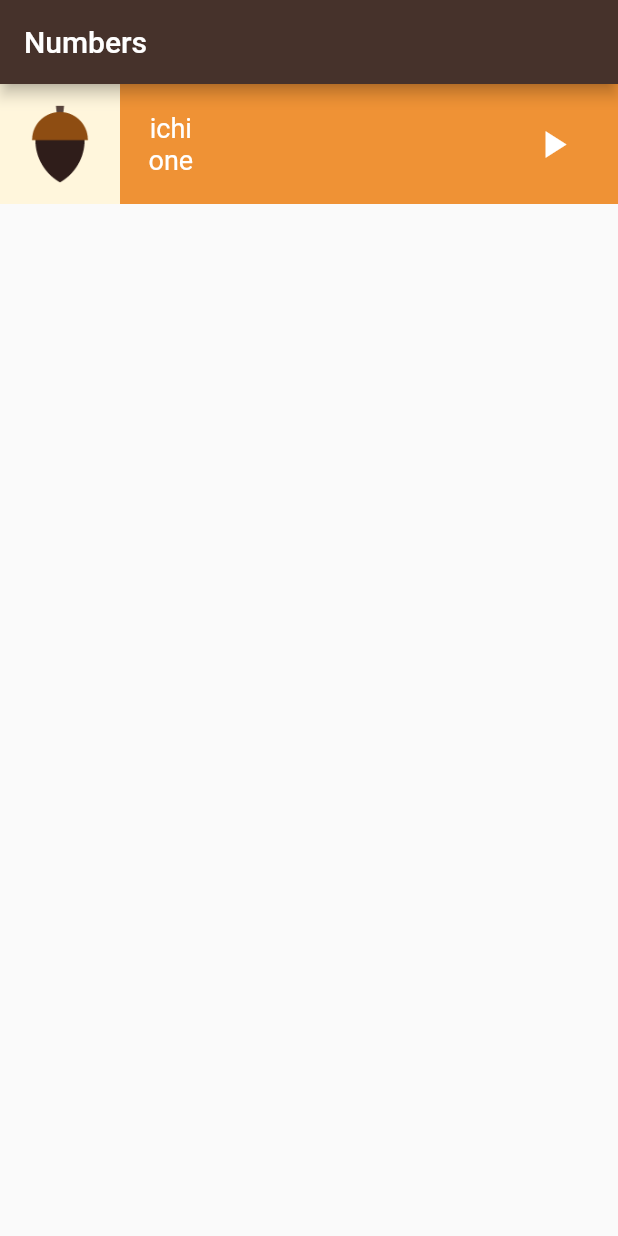
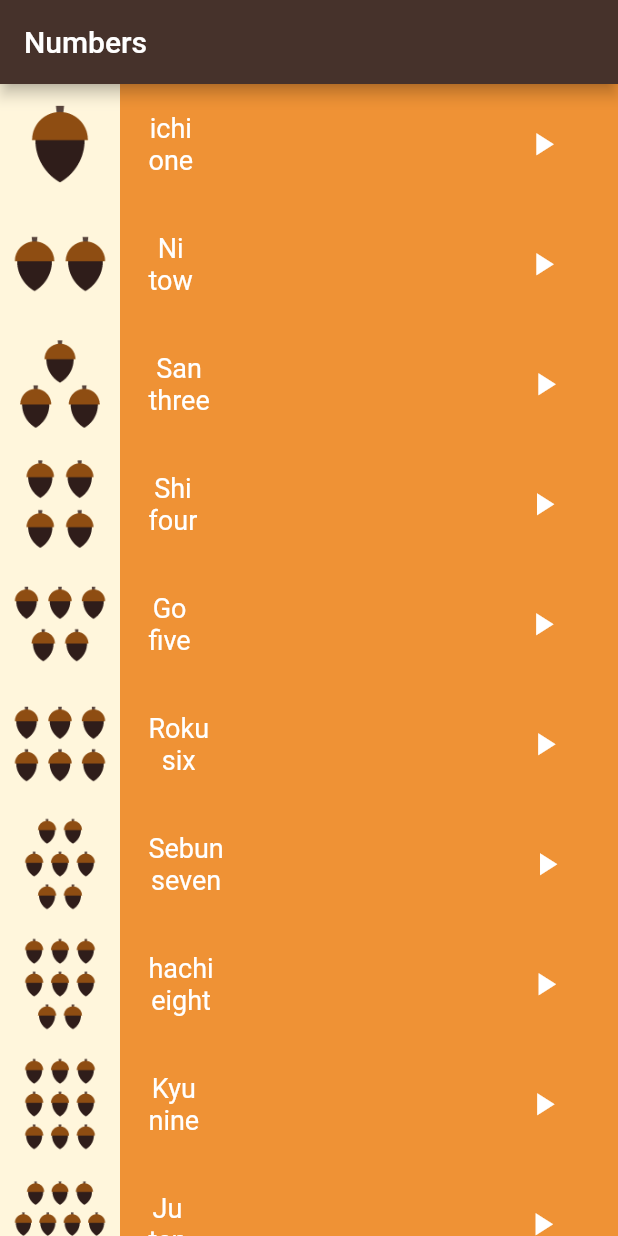
Before and after one commit to Hazem12Bakr/language_Learn_app, a Flutter app: the screen it shows after launch, on a phone screen of 412 x 824 dp. Run offline on Flutter 3.47's test engine with Material 2 defaults, Android fonts, the light colour scheme and no system bars.

```diff
--- /dev/null
+++ b/lib/components/item.dart
@@ -0,0 +1,58 @@
+import 'package:flutter/material.dart';
+import 'package:toku/models/number.dart';
+
+class Item extends StatelessWidget {
+  const Item({Key? key,required this.number}) : super(key: key);
+  final Number number;
+
+  @override
+  Widget build(BuildContext context) {
+    return  Container(
+            height: 80,
+            color: const Color(0xffEF9235),
+            child: Row(
+              children: [
+                Container(
+                    color: const Color(0xffFFF6DC),
+                    child: Image.asset(number.image)),
+                Padding(
+                  padding: const EdgeInsets.only(left: 19),
+                  child: Column(
+                    mainAxisAlignment: MainAxisAlignment.center,
+                    children: [
+                      Text(
+                        number.jpName,
+                        style: const TextStyle(
+                          color: Colors.white,
+                          fontSize: 18,
+                        ),
+                      ),
+                      Text(
+                        number.enName,
+                        style: const TextStyle(
+                          color: Colors.white,
+                          fontSize: 18,
+                        ),
+                      ),
+                    ],
+                  ),
+                ),
+                const Spacer(flex: 8),
+                IconButton(
+                  onPressed: (){
+                    // play sound ...
+                  },
+                  icon:const Icon(
+                    Icons.play_arrow,
+                    color: Colors.white,
+                    size: 25,
+                  ),
+                  splashColor: Colors.black,
+                  ),
+
+                const Spacer(flex: 1),
+              ],
+            ),
+          );
+  }
+}
--- a/lib/components/numbers_item.dart
+++ /dev/null
@@ -1,10 +0,0 @@
-import 'package:flutter/material.dart';
-
-class NumbersItem extends StatelessWidget {
-  const NumbersItem({Key? key}) : super(key: key);
-
-  @override
-  Widget build(BuildContext context) {
-    return const Placeholder();
-  }
-}
--- a/lib/main.dart
+++ b/lib/main.dart
@@ -15,7 +15,7 @@
   Widget build(BuildContext context) {
     return MaterialApp(
       debugShowCheckedModeBanner: false,
-      home: Numbers(),
+      home: NumbersPage(),
     );
   }
 }
--- /dev/null
+++ b/lib/models/number.dart
@@ -0,0 +1,12 @@
+
+
+class Number {
+  final String image;
+  final String jpName;
+  final String enName;
+  const Number({
+    required this.image,
+    required this.jpName,
+    required this.enName,
+  });
+}
--- a/lib/screens/home.dart
+++ b/lib/screens/home.dart
@@ -24,7 +24,7 @@
               color:const Color(0xffEF9235),
               onTap: (){
                 Navigator.push(context, MaterialPageRoute(builder: (BuildContext context){
-                  return   Numbers();
+                  return   NumbersPage();
                 }));
               },
               ),
--- a/lib/screens/numbers_page.dart
+++ b/lib/screens/numbers_page.dart
@@ -1,14 +1,64 @@
-// ignore_for_file: avoid_unnecessary_containers, sized_box_for_whitespace, must_be_immutable, prefer_const_constructors_in_immutables
+// ignore_for_file: avoid_unnecessary_containers, sized_box_for_whitespace, must_be_immutable, prefer_const_constructors_in_immutables, avoid_print, avoid_types_as_parameter_names
 
 import 'package:flutter/material.dart';
+import 'package:toku/components/item.dart';
+import 'package:toku/models/number.dart';
 
-class Numbers extends StatelessWidget {
-  Numbers({Key? key}) : super(key: key);
-  final Number one = Number(
-      image: 'assets/images/numbers/number_one.png'.toString(),
-      jpName: 'ichi'.toString(),
-      enName: 'one'.toString(),
-      );
+class NumbersPage extends StatelessWidget {
+  NumbersPage({Key? key}) : super(key: key);
+
+  final List<Number> numbers = const [
+    Number(
+      image: 'assets/images/numbers/number_one.png',
+      jpName: 'ichi',
+      enName: 'one',
+    ),
+    Number(
+      image: 'assets/images/numbers/number_two.png',
+      jpName: 'Ni',
+      enName: 'tow',
+    ),
+    Number(
+      image: 'assets/images/numbers/number_three.png',
+      jpName: 'San',
+      enName: 'three',
+    ),
+    Number(
+      image: 'assets/images/numbers/number_four.png',
+      jpName: 'Shi',
+      enName: 'four',
+    ),
+    Number(
+      image: 'assets/images/numbers/number_five.png',
+      jpName: 'Go',
+      enName: 'five',
+    ),
+    Number(
+      image: 'assets/images/numbers/number_six.png',
+      jpName: 'Roku',
+      enName: 'six',
+    ),
+    Number(
+      image: 'assets/images/numbers/number_seven.png',
+      jpName: 'Sebun',
+      enName: 'seven',
+    ),
+    Number(
+      image: 'assets/images/numbers/number_eight.png',
+      jpName: 'hachi',
+      enName: 'eight',
+    ),
+    Number(
+      image: 'assets/images/numbers/number_nine.png',
+      jpName: 'Kyu',
+      enName: 'nine',
+    ),
+    Number(
+      image: 'assets/images/numbers/number_ten.png',
+      jpName: 'Ju',
+      enName: 'ten',
+    ),
+  ];
 
   @override
   Widget build(BuildContext context) {
@@ -17,55 +67,22 @@
         backgroundColor: const Color(0xff46322B),
         title: const Text('Numbers'),
       ),
-      body: Container(
-        height: 80,
-        color: const Color(0xffEF9235),
-        child: Row(
-          children: [
-            Container(
-                color: const Color(0xffFFF6DC), child: Image.asset(one.image)),
-             Padding(
-              padding:const EdgeInsets.only(left: 19),
-              child: Column(
-                mainAxisAlignment: MainAxisAlignment.center,
-                children: [
-                  Text(
-                    one.jpName,
-                    style:const TextStyle(
-                      color: Colors.white,
-                      fontSize: 18,
-                    ),
-                  ),
-                  Text(
-                    one.enName,
-                    style:const TextStyle(
-                      color: Colors.white,
-                      fontSize: 18,
-                    ),
-                  ),
-                ],
-              ),
-            ),
-            const Spacer(flex: 8),
-            const Icon(
-              Icons.play_arrow,
-              color: Colors.white,
-              size: 30,
-            ),
-            const Spacer(flex: 1),
-          ],
-        ),
+      body: ListView.builder(
+        itemCount: numbers.length,  // to set how many times it will be repeated
+        itemBuilder: (context, index) {
+         // print(index);
+          return Item(number: numbers[index]);
+        },
       ),
     );
   }
+
+// unused method
+  List<Widget> getlist(List<Number> numbers){
+    List<Widget> itemsList = [];
+    for (int i = 0; i < numbers.length; i++) {
+      itemsList.add(Item(number: numbers[i]));
+    }
+    return itemsList;
+  }
 }
-
-class Number {
-  final String image;
-  final String jpName;
-  final String enName;
-
-// put required to make sure that data is not null.
-  const Number(
-      {required this.image, required this.jpName, required this.enName});
-}
--- a/pubspec.yaml
+++ b/pubspec.yaml
@@ -34,6 +34,7 @@
   # The following adds the Cupertino Icons font to your application.
   # Use with the CupertinoIcons class for iOS style icons.
   cupertino_icons: ^1.0.2
+  audioplayers: ^5.1.0
 
 dev_dependencies:
   flutter_test:
```
Also changed, not shown: pubspec.lock, 1 other file.
